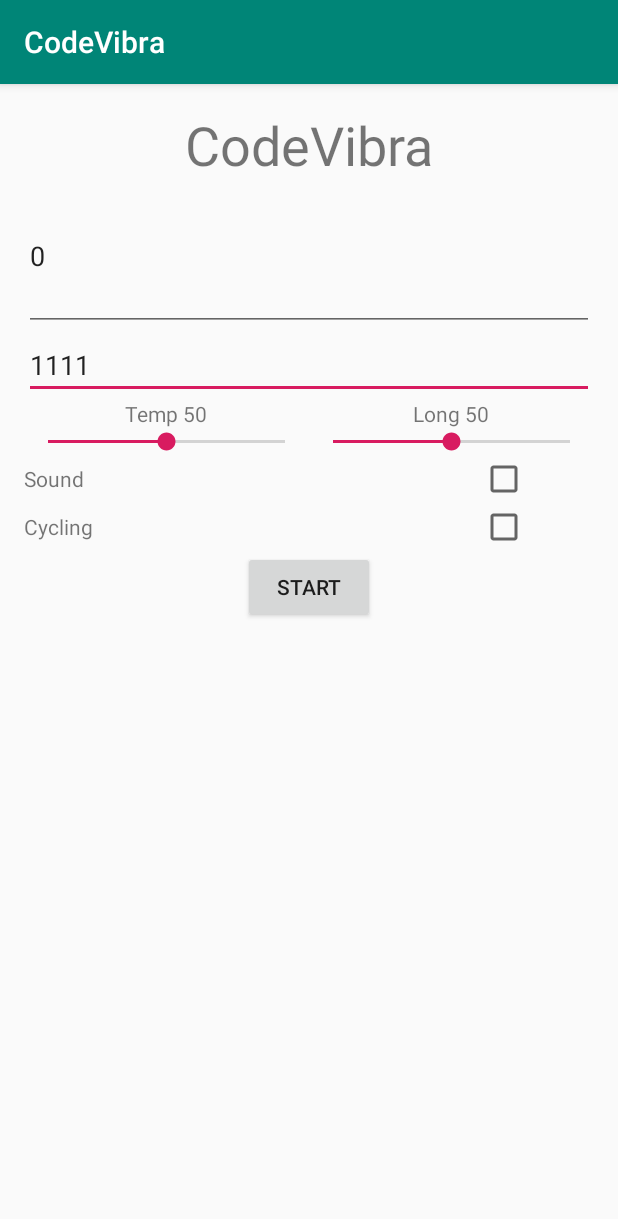
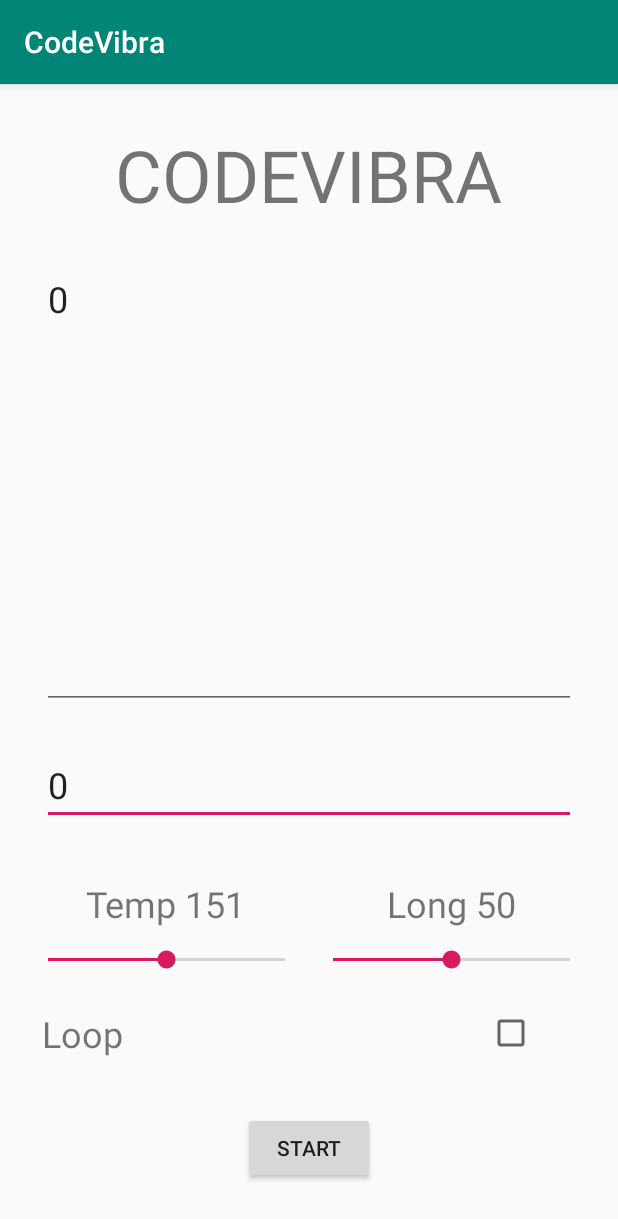
Before and after one commit to since85stas/CodeVibra, an Android app: the screen it shows after launch (MainActivity), on a phone screen of 412 x 824 dp. Shown: the top 1219 px of the screen. Run offline under Robolectric (Android 15) with nearby library versions, the phone set to English and light mode, and no system bars; our stand-ins replace data binding.

Commit message:
disable sound

```diff
--- a/app/src/main/java/ru/batura/stat/codevibra/ChessClockRx/ChessClockRx.java
+++ b/app/src/main/java/ru/batura/stat/codevibra/ChessClockRx/ChessClockRx.java
@@ -71,6 +71,7 @@ public class ChessClockRx {
     }
 
     public void stopTimer() {
+        logOnCompleted();
         mSubscription.unsubscribe();
     }
 
--- a/app/src/main/java/ru/batura/stat/codevibra/VibartionUtils.kt
+++ b/app/src/main/java/ru/batura/stat/codevibra/VibartionUtils.kt
@@ -43,5 +43,22 @@ fun createVibrationPattern ( num:Int, tempProgress : Int , longProgress : Int) :
             }
         }
     }
+
+    class TempUtils () {
+
+    }
+
     return longList.toLongArray()
 }
+
+
+fun getGetTempValue(tempProgress : Int , longProgress : Int) : Int{
+    // временные величины
+    val xTemp = tempProgress /100.0
+    val xDl = longProgress /100.0
+
+    val TEN : Double = 10.toDouble()
+
+    val tPause : Long = ((0.125) * TEN.pow( 4 - xTemp)).toLong()
+    return 60000/tPause.toInt()
+}
--- a/app/src/main/java/ru/batura/stat/codevibra/ui/main/MainFragment.kt
+++ b/app/src/main/java/ru/batura/stat/codevibra/ui/main/MainFragment.kt
@@ -17,13 +17,11 @@ import androidx.lifecycle.Observer
 import androidx.lifecycle.ViewModel
 import androidx.lifecycle.ViewModelProviders
 import kotlinx.android.synthetic.main.main_fragment.*
-import kotlinx.coroutines.CoroutineScope
-import kotlinx.coroutines.Dispatchers
-import kotlinx.coroutines.Job
-import kotlinx.coroutines.launch
+import kotlinx.coroutines.*
 import ru.batura.stat.codevibra.R
 import ru.batura.stat.codevibra.createVibrationPattern
 import ru.batura.stat.codevibra.databinding.MainFragmentBinding
+import ru.batura.stat.codevibra.getGetTempValue
 import java.util.*
 
 
@@ -45,6 +43,7 @@ class MainFragment : Fragment(), SoundPool.OnLoadCompleteListener {
      * a [ViewModel] update the UI after performing some processing.
      */
     private val uiScope = CoroutineScope(Dispatchers.Main + viewModelJob)
+    private val ioScope = CoroutineScope(Dispatchers.IO + viewModelJob)
 
     private var soundPool: SoundPool? = null
 
@@ -72,7 +71,9 @@ class MainFragment : Fragment(), SoundPool.OnLoadCompleteListener {
             false
         )
 
-        viewModel = ViewModelProviders.of(this).get(MainViewModel::class.java)
+        val factory = MainFragmentViewModelFactory(requireActivity().application)
+
+        viewModel = ViewModelProviders.of(this, factory).get(MainViewModel::class.java)
 
         bindings.viewModel = viewModel
 
@@ -123,10 +124,14 @@ class MainFragment : Fragment(), SoundPool.OnLoadCompleteListener {
         //
         viewModel.isStartPlay.observe(viewLifecycleOwner, Observer {
             if (viewModel.isSoundOn) {
+                uiScope.launch {
+                    withContext(Dispatchers.IO) {
                         if (it) {
                             playSound()
                         } else {
                             stopSound()
+                        }
+                    }
                 }
             }
         })
@@ -172,10 +177,10 @@ class MainFragment : Fragment(), SoundPool.OnLoadCompleteListener {
             timerObj = Timer()
             val timerTaskObj: TimerTask = object : TimerTask() {
                 override fun run() {
-                    uiScope.launch {
+//                    uiScope.launch {
 //                        stopVibrating()
-                        cancelVibrate()
-                    }
+//                        cancelVibrate()
+//                    }
                 }
             }
 
@@ -184,14 +189,19 @@ class MainFragment : Fragment(), SoundPool.OnLoadCompleteListener {
                 vibrator.vibrate(
                     VibrationEffect.createWaveform(
                         pattern,
-                        VibrationEffect.DEFAULT_AMPLITUDE
+                        0
                     )
                 )
+
+                ioScope.launch {
                     timerObj!!.schedule(timerTaskObj, longitude)
+                }
             } else {
                 // This method was deprecated in API level 26
                 vibrator.vibrate(pattern,0)
+                ioScope.launch {
                     timerObj!!.schedule(timerTaskObj, longitude)
+                }
             }
         }
 
@@ -234,14 +244,13 @@ class MainFragment : Fragment(), SoundPool.OnLoadCompleteListener {
     /**
      *
      */
-    fun playSound() {
+    suspend fun playSound() {
         soundPool!!.play(
             soundId, 1f,1f,0,0,1f
         )
-
     }
 
-    fun stopSound() {
+    suspend fun stopSound() {
         soundPool!!.stop(soundId)
     }
 
@@ -250,7 +259,10 @@ class MainFragment : Fragment(), SoundPool.OnLoadCompleteListener {
      */
     private fun getTitleString (id : Int, progress : Int) : String{
         when (id) {
-            R.id.temp_title -> return "Temp $progress"
+            R.id.temp_title -> {
+                val res = getGetTempValue( progress , longitude_seek.progress)
+                return "Temp $res"
+            }
             R.id.long_title -> return "Long $progress"
         }
         return "Title"
--- /dev/null
+++ b/app/src/main/java/ru/batura/stat/codevibra/ui/main/MainFragmentViewModelFactory.kt
@@ -0,0 +1,17 @@
+package ru.batura.stat.codevibra.ui.main
+
+import android.app.Application
+import androidx.lifecycle.ViewModel
+import androidx.lifecycle.ViewModelProvider
+
+class MainFragmentViewModelFactory(
+    private val application: Application
+) : ViewModelProvider.Factory {
+    @Suppress("unchecked_cast")
+    override fun <T : ViewModel?> create(modelClass: Class<T>): T {
+        if (modelClass.isAssignableFrom(MainViewModel::class.java)) {
+            return MainViewModel( application) as T
+        }
+        throw IllegalArgumentException("Unknown ViewModel class")
+    }
+}
--- a/app/src/main/java/ru/batura/stat/codevibra/ui/main/MainViewModel.kt
+++ b/app/src/main/java/ru/batura/stat/codevibra/ui/main/MainViewModel.kt
@@ -1,5 +1,10 @@
 package ru.batura.stat.codevibra.ui.main
 
+import android.app.Application
+import android.content.Context
+import android.os.Build
+import android.os.VibrationEffect
+import android.os.Vibrator
 import androidx.lifecycle.LiveData
 import androidx.lifecycle.MutableLiveData
 import androidx.lifecycle.ViewModel
@@ -10,8 +15,9 @@ import kotlinx.coroutines.launch
 import ru.batura.stat.codevibra.*
 import ru.batura.stat.codevibra.ChessClockRx.ChessClockRx
 import ru.batura.stat.codevibra.ChessClockRx.ChessStateChageListner
+import java.util.*
 
-class MainViewModel : ViewModel() , ChessStateChageListner {
+class MainViewModel (val application: Application) : ViewModel() , ChessStateChageListner {
 
     /**
      * viewModelJob allows us to cancel all coroutines started by this ViewModel.
@@ -79,6 +85,7 @@ class MainViewModel : ViewModel() , ChessStateChageListner {
 
     init {
         print("init view model")
+//        createVibrate(1,1,1)
     }
 
     fun startButtonClicked() {
@@ -166,4 +173,5 @@ class MainViewModel : ViewModel() , ChessStateChageListner {
             _isStartPlay.value = value
         }
     }
-}
+
+ }
--- a/app/src/main/res/layout/main_fragment.xml
+++ b/app/src/main/res/layout/main_fragment.xml
@@ -25,18 +25,20 @@
             android:layout_height="wrap_content"
             android:text="CodeVibra"
             android:layout_gravity="center"
-            android:textSize="36sp"/>
+            style="@style/TitleStyle"
+            />
 
         <EditText
             android:id="@+id/edit_binary"
             addEditTextWatcherBin="@{viewModel}"
             addFocusListner="@{viewModel}"
             android:layout_width="match_parent"
-            android:layout_height="100dp"
-            android:inputType="number|textMultiLine"
+            android:layout_height="300dp"
+            android:inputType="number"
             android:text="0"
-            android:lines="3"
-            android:maxLines="4"
+            style="@style/BasicTextStyle"
+            android:layout_gravity="top"
+            android:gravity="top"
 
             />
 
@@ -48,7 +50,9 @@
             android:layout_height="wrap_content"
             android:focusedByDefault="true"
             android:inputType="number"
-            android:text="1111" />
+            android:text="0"
+            style="@style/BasicTextStyle"
+            />
 
         <LinearLayout
             android:layout_width="match_parent"
@@ -59,7 +63,9 @@
                 android:layout_width="0dp"
                 android:layout_height="wrap_content"
                 android:layout_weight="1"
-                android:orientation="vertical">
+                android:orientation="vertical"
+                android:layout_marginTop="12dp"
+                >
 
                 <TextView
                     android:id="@+id/temp_title"
@@ -67,6 +73,7 @@
                     android:layout_height="wrap_content"
                     android:text="Temp"
                     android:layout_gravity="center"
+                    style="@style/BasicTextStyle"
                     />
 
                 <SeekBar
@@ -83,14 +90,18 @@
                 android:layout_width="0dp"
                 android:layout_height="wrap_content"
                 android:layout_weight="1"
-                android:orientation="vertical">
+                android:orientation="vertical"
+                android:layout_marginTop="12dp"
+                >
 
                 <TextView
                     android:id="@+id/long_title"
                     android:layout_width="wrap_content"
                     android:layout_height="wrap_content"
                     android:text="Long"
-                    android:layout_gravity="center"/>
+                    android:layout_gravity="center"
+                    style="@style/BasicTextStyle"
+                    />
 
                 <SeekBar
                     android:id="@+id/longitude_seek"
@@ -99,6 +110,7 @@
                     android:max="100"
                     addSeekListner="@{viewModel}"
                     android:progress="50"
+                    android:layout_gravity="center"
                     />
 
             </LinearLayout>
@@ -107,36 +119,48 @@
         <LinearLayout
             android:layout_width="match_parent"
             android:layout_height="wrap_content"
-            android:orientation="horizontal">
+            android:orientation="horizontal"
+            android:visibility="gone"
+            >
             <TextView
                 android:layout_width="0dp"
                 android:layout_height="wrap_content"
                 android:layout_weight="4"
-                android:text="Sound"/>
+                android:text="Sound"
+                style="@style/BasicTextStyle"
+                />
             <CheckBox
                 android:id="@+id/sound_check"
                 android:layout_width="0dp"
                 android:layout_height="wrap_content"
                 android:layout_weight="1"
                 addCheckListner="@{viewModel}"
+                android:layout_gravity="center"
                 />
         </LinearLayout>
 
         <LinearLayout
             android:layout_width="match_parent"
             android:layout_height="wrap_content"
-            android:orientation="horizontal">
+            android:orientation="horizontal"
+            android:layout_marginBottom="24dp"
+            android:layout_marginTop="12dp"
+            >
             <TextView
                 android:layout_width="0dp"
                 android:layout_height="wrap_content"
                 android:layout_weight="4"
-                android:text="Cycling"/>
+                android:text="Loop"
+                android:layout_marginStart="24dp"
+                style="@style/BasicTextStyle"
+                />
             <CheckBox
                 android:id="@+id/cycle_check"
                 android:layout_width="0dp"
                 android:layout_height="wrap_content"
                 android:layout_weight="1"
                 addCheckListner="@{viewModel}"
+                android:layout_gravity="center"
                 />
         </LinearLayout>
 
--- a/app/src/main/res/values/styles.xml
+++ b/app/src/main/res/values/styles.xml
@@ -8,4 +8,13 @@
         <item name="colorAccent">@color/colorAccent</item>
     </style>
 
+    <style name="BasicTextStyle" parent="">
+        <item name="android:layout_margin">12dp</item>
+        <item name="android:textSize">24sp</item>
+    </style>
+
+    <style name="TitleStyle" parent="BasicTextStyle">
+        <item name="android:textSize">48sp</item>
+        <item name="android:textAllCaps">true</item>
+    </style>
 </resources>
```
Lines whose indentation alone changed are shown as unchanged.
